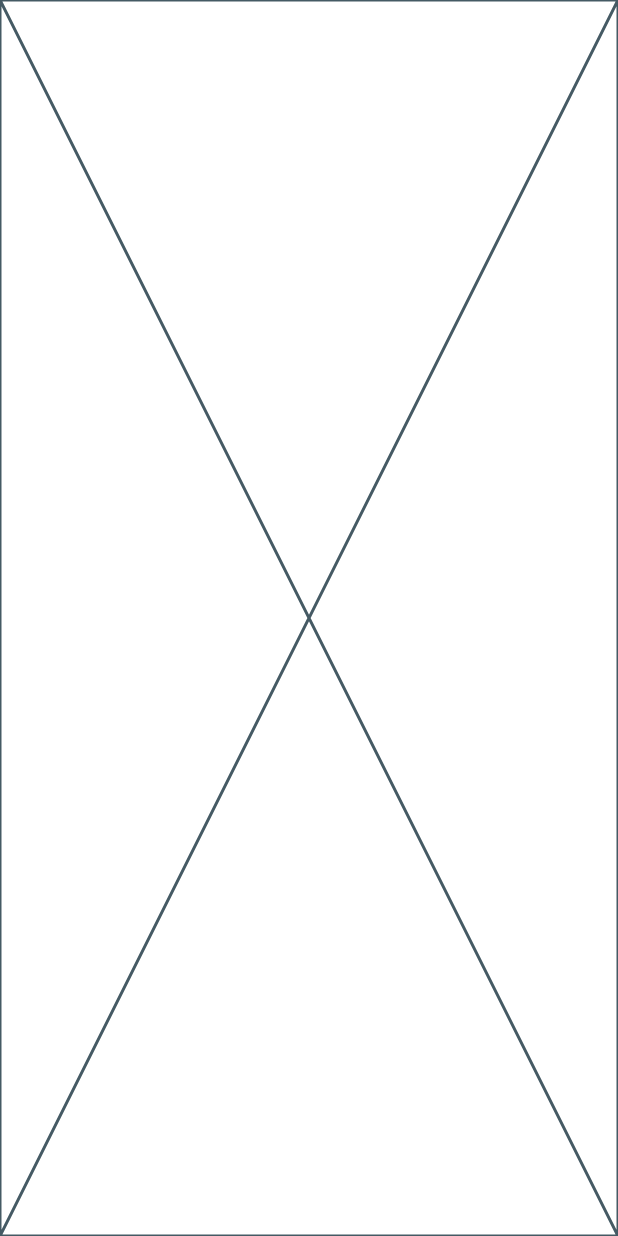
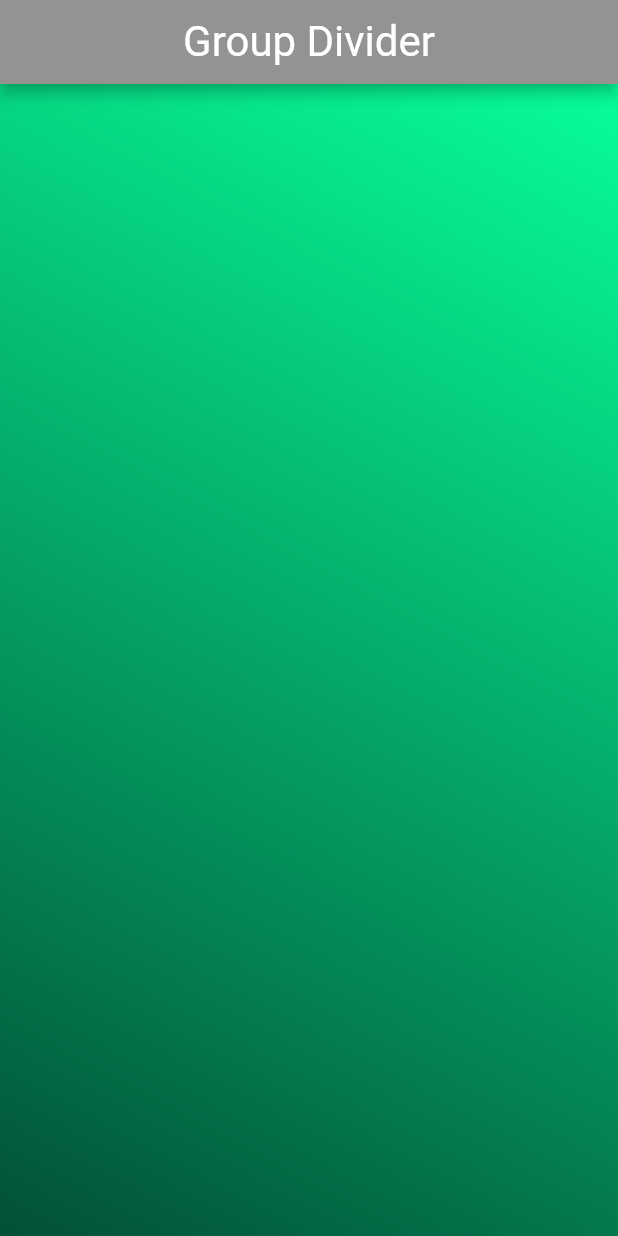
Before and after one commit to shalitha0113/Group_Divider_App, a Flutter app: the screen it shows after launch, on a phone screen of 412 x 824 dp. Run offline on Flutter 3.47's test engine with Material 2 defaults, Android fonts, the light colour scheme and no system bars.

Commit message:
add gradient container

```diff
--- a/group_divider_app/lib/app.dart
+++ b/group_divider_app/lib/app.dart
@@ -1,10 +1,21 @@
 import 'package:flutter/material.dart';
+import 'package:group_divider_app/gradient_container.dart';
 
 class GroupDividerApp extends StatelessWidget {
   const GroupDividerApp({super.key});
 
   @override
   Widget build(BuildContext context) {
-    return const Placeholder();
+    return MaterialApp(
+      home: Scaffold(
+          appBar: AppBar(
+            backgroundColor: const Color.fromARGB(255, 148, 147, 146),
+            title: const Text('Group Divider'),
+            titleTextStyle: const TextStyle(fontSize: 28),
+            centerTitle: true,
+          ),
+          body: const GradientContrainer(colors :[ Color.fromARGB(255, 7, 255, 152),
+        Color.fromARGB(255, 2, 80, 54)])),
+    );
   }
 }
--- /dev/null
+++ b/group_divider_app/lib/gradient_container.dart
@@ -0,0 +1,16 @@
+import 'package:flutter/material.dart';
+
+const beginAlignment = Alignment.topRight;
+const endAlignment = Alignment.bottomLeft;
+
+class GradientContrainer extends StatelessWidget {
+  const GradientContrainer({super.key, required this.colors});
+  final List<Color> colors;
+
+  @override
+  Widget build(BuildContext context) {
+    return Container(
+      decoration: BoxDecoration(gradient: LinearGradient(begin: beginAlignment,end: endAlignment ,colors: colors)),
+    );
+  }
+}
```
